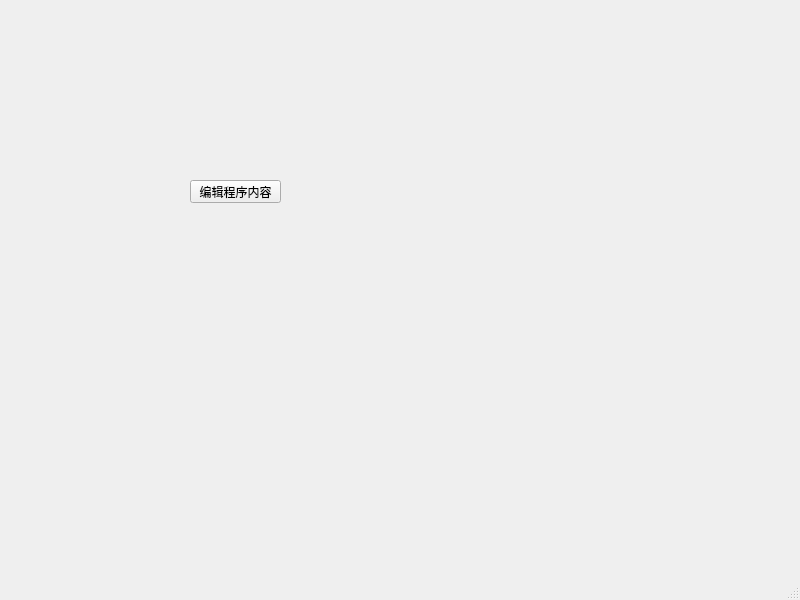
This is startwindow.ui in woodfsg/QT_ConfigUI as Qt 5 draws it before an edit. The edited form follows.
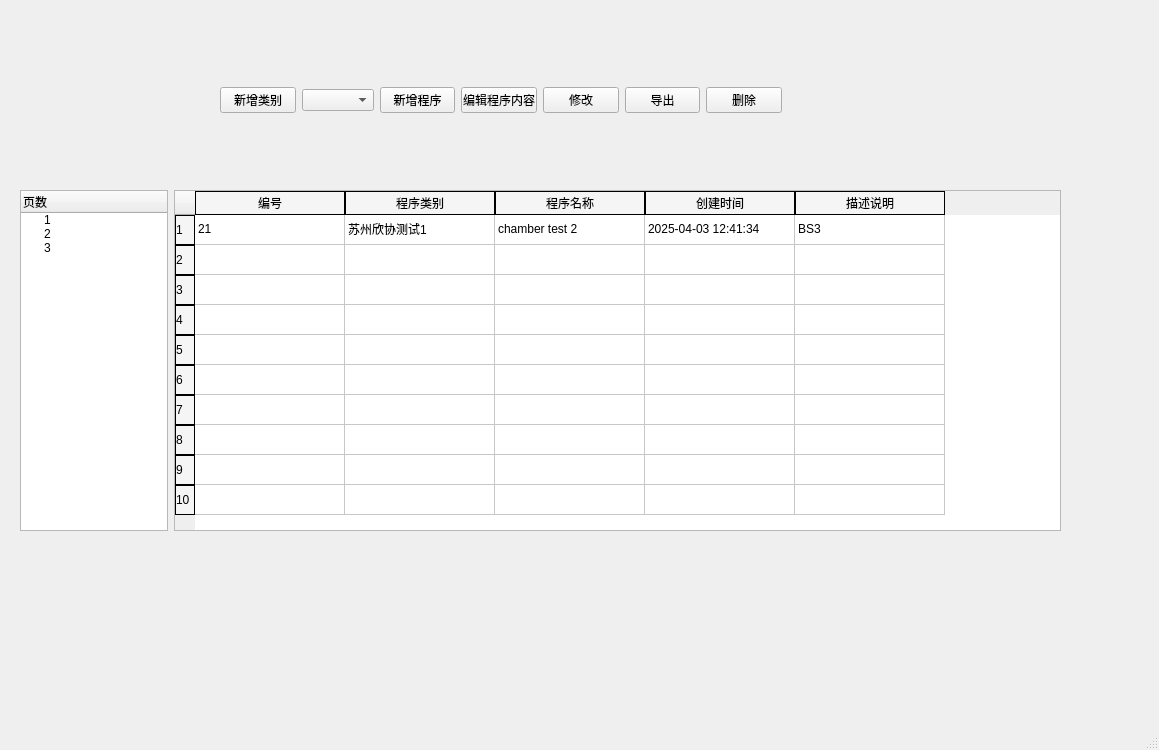
This is the edited form.

Diff of the .ui file:
```diff
--- a/startwindow.ui
+++ b/startwindow.ui
@@ -6,26 +6,274 @@
    <rect>
     <x>0</x>
     <y>0</y>
-    <width>800</width>
-    <height>600</height>
+    <width>1159</width>
+    <height>750</height>
    </rect>
   </property>
   <property name="windowTitle">
    <string>MainWindow</string>
   </property>
   <widget class="QWidget" name="centralwidget">
-   <widget class="QPushButton" name="editProgramPushButton">
+   <widget class="QWidget" name="horizontalLayoutWidget">
     <property name="geometry">
      <rect>
-      <x>190</x>
-      <y>180</y>
-      <width>91</width>
-      <height>23</height>
+      <x>20</x>
+      <y>190</y>
+      <width>1041</width>
+      <height>341</height>
      </rect>
     </property>
-    <property name="text">
-     <string>编辑程序内容</string>
+    <layout class="QHBoxLayout" name="horizontalLayout" stretch="1,6">
+     <property name="sizeConstraint">
+      <enum>QLayout::SetDefaultConstraint</enum>
+     </property>
+     <item>
+      <widget class="QTreeWidget" name="pageTree">
+       <property name="sizePolicy">
+        <sizepolicy hsizetype="Expanding" vsizetype="Expanding">
+         <horstretch>0</horstretch>
+         <verstretch>0</verstretch>
+        </sizepolicy>
+       </property>
+       <column>
+        <property name="text">
+         <string>页数</string>
+        </property>
+       </column>
+       <item>
+        <property name="text">
+         <string>1</string>
+        </property>
+       </item>
+       <item>
+        <property name="text">
+         <string>2</string>
+        </property>
+       </item>
+       <item>
+        <property name="text">
+         <string>3</string>
+        </property>
+       </item>
+      </widget>
+     </item>
+     <item>
+      <widget class="QTableWidget" name="programTable">
+       <property name="sizePolicy">
+        <sizepolicy hsizetype="Expanding" vsizetype="Expanding">
+         <horstretch>0</horstretch>
+         <verstretch>0</verstretch>
+        </sizepolicy>
+       </property>
+       <property name="styleSheet">
+        <string notr="true">QTableView::item {
+    padding-right: 10px; /* 只在右侧增加10像素的内边距 */
+}
+QHeaderView::section {
+	border: none;
+	background-color: #F5F5F5;
+	border-top: 1px solid black;
+    border-bottom: 1px solid black;
+	border-right: 1px solid black;
+	border-left: 1px solid black;
+}</string>
+       </property>
+       <property name="editTriggers">
+        <set>QAbstractItemView::NoEditTriggers</set>
+       </property>
+       <attribute name="horizontalHeaderVisible">
+        <bool>true</bool>
+       </attribute>
+       <attribute name="horizontalHeaderCascadingSectionResizes">
+        <bool>false</bool>
+       </attribute>
+       <attribute name="horizontalHeaderMinimumSectionSize">
+        <number>25</number>
+       </attribute>
+       <attribute name="horizontalHeaderDefaultSectionSize">
+        <number>150</number>
+       </attribute>
+       <row>
+        <property name="text">
+         <string>1</string>
+        </property>
+       </row>
+       <row>
+        <property name="text">
+         <string>2</string>
+        </property>
+       </row>
+       <row>
+        <property name="text">
+         <string>3</string>
+        </property>
+       </row>
+       <row>
+        <property name="text">
+         <string>4</string>
+        </property>
+       </row>
+       <row>
+        <property name="text">
+         <string>5</string>
+        </property>
+       </row>
+       <row>
+        <property name="text">
+         <string>6</string>
+        </property>
+       </row>
+       <row>
+        <property name="text">
+         <string>7</string>
+        </property>
+       </row>
+       <row>
+        <property name="text">
+         <string>8</string>
+        </property>
+       </row>
+       <row>
+        <property name="text">
+         <string>9</string>
+        </property>
+       </row>
+       <row>
+        <property name="text">
+         <string>10</string>
+        </property>
+       </row>
+       <column>
+        <property name="text">
+         <string>编号</string>
+        </property>
+       </column>
+       <column>
+        <property name="text">
+         <string>程序类别</string>
+        </property>
+       </column>
+       <column>
+        <property name="text">
+         <string>程序名称</string>
+        </property>
+       </column>
+       <column>
+        <property name="text">
+         <string>创建时间</string>
+        </property>
+       </column>
+       <column>
+        <property name="text">
+         <string>描述说明</string>
+        </property>
+       </column>
+       <item row="0" column="0">
+        <property name="text">
+         <string>21</string>
+        </property>
+       </item>
+       <item row="0" column="1">
+        <property name="text">
+         <string>苏州欣协测试1</string>
+        </property>
+       </item>
+       <item row="0" column="2">
+        <property name="text">
+         <string>chamber test 2</string>
+        </property>
+       </item>
+       <item row="0" column="3">
+        <property name="text">
+         <string>2025-04-03 12:41:34</string>
+        </property>
+       </item>
+       <item row="0" column="4">
+        <property name="text">
+         <string>BS3</string>
+        </property>
+       </item>
+       <item row="1" column="0">
+        <property name="text">
+         <string/>
+        </property>
+       </item>
+       <item row="1" column="1">
+        <property name="text">
+         <string/>
+        </property>
+       </item>
+      </widget>
+     </item>
+    </layout>
+   </widget>
+   <widget class="QWidget" name="horizontalLayoutWidget_2">
+    <property name="geometry">
+     <rect>
+      <x>220</x>
+      <y>60</y>
+      <width>562</width>
+      <height>80</height>
+     </rect>
     </property>
+    <layout class="QHBoxLayout" name="horizontalLayout_2">
+     <item>
+      <widget class="QPushButton" name="addTypePushButton">
+       <property name="text">
+        <string>新增类别</string>
+       </property>
+      </widget>
+     </item>
+     <item>
+      <widget class="QComboBox" name="showTypeComboBox"/>
+     </item>
+     <item>
+      <widget class="QPushButton" name="addProgramPushButton">
+       <property name="text">
+        <string>新增程序</string>
+       </property>
+      </widget>
+     </item>
+     <item>
+      <widget class="QPushButton" name="editProgramPushButton">
+       <property name="text">
+        <string>编辑程序内容</string>
+       </property>
+      </widget>
+     </item>
+     <item>
+      <widget class="QPushButton" name="revisePushButton">
+       <property name="text">
+        <string>修改</string>
+       </property>
+      </widget>
+     </item>
+     <item>
+      <widget class="QPushButton" name="exportPushButton">
+       <property name="text">
+        <string>导出</string>
+       </property>
+      </widget>
+     </item>
+     <item>
+      <widget class="QPushButton" name="deletePushButton">
+       <property name="text">
+        <string>删除</string>
+       </property>
+      </widget>
+     </item>
+    </layout>
+   </widget>
+   <widget class="QWidget" name="verticalLayoutWidget">
+    <property name="geometry">
+     <rect>
+      <x>850</x>
+      <y>50</y>
+      <width>160</width>
+      <height>80</height>
+     </rect>
+    </property>
+    <layout class="QVBoxLayout" name="verticalLayout"/>
    </widget>
   </widget>
   <widget class="QMenuBar" name="menubar">
```
Left out of the diff: 2 changed lines with no effect on the pictures.
